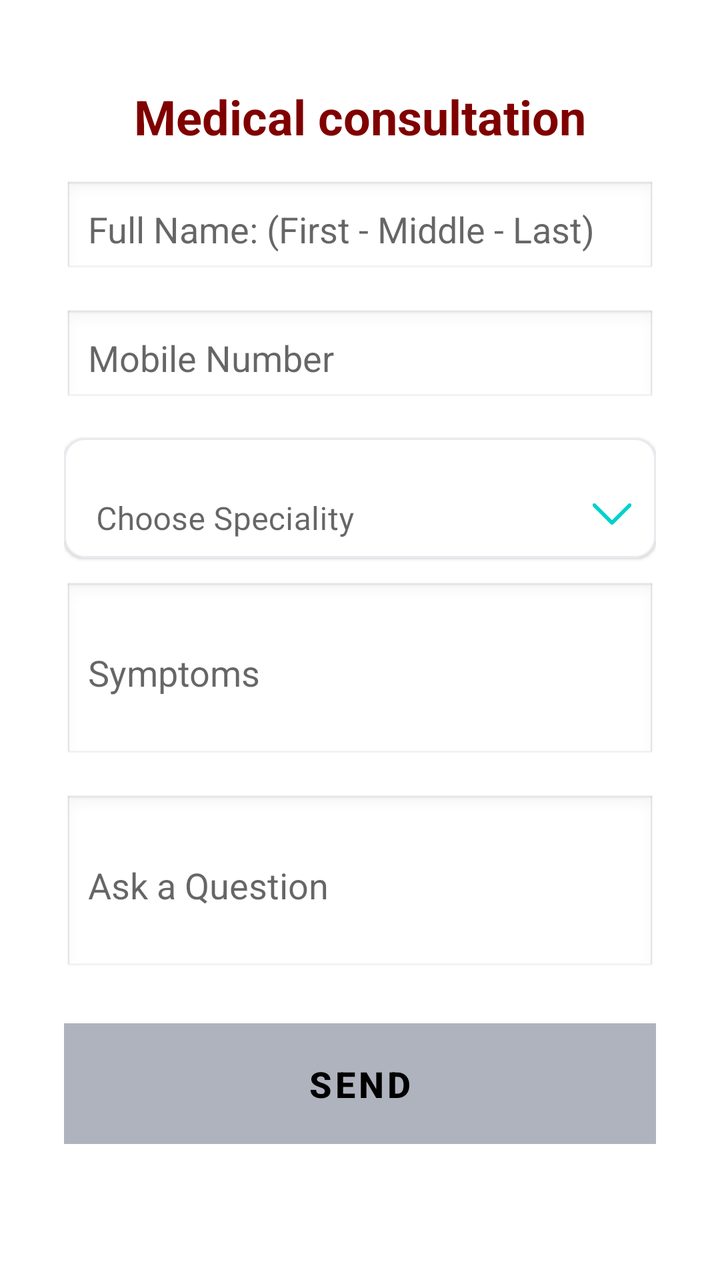
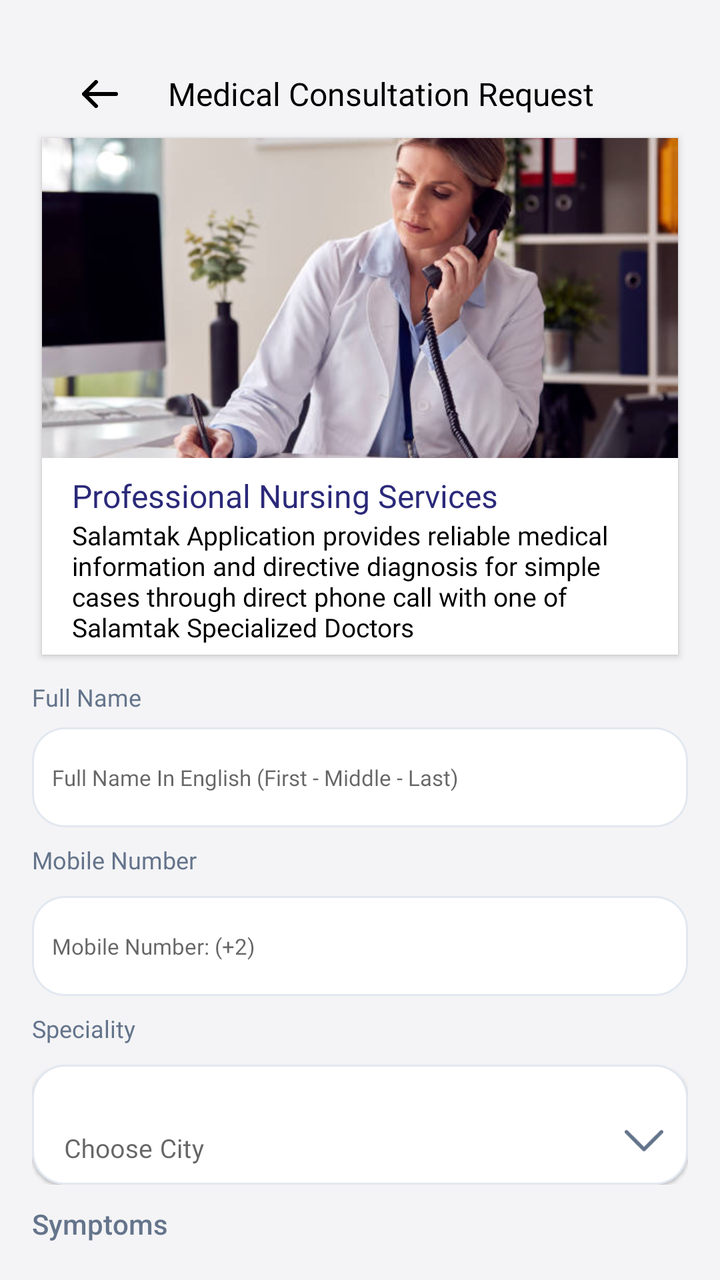

An Android layout rendered at two revisions. The XML below is the earlier revision; the diff shows what the commit changed to produce the second picture.
<!-- AndroidManifest.xml: application theme Theme.NewDesign -->
<!-- res/layout/medical_consultantfragment.xml -->
<?xml version="1.0" encoding="utf-8"?>
<ScrollView xmlns:android="http://schemas.android.com/apk/res/android"
        android:layout_width="match_parent"
        android:layout_height="match_parent"
        xmlns:app="http://schemas.android.com/apk/res-auto"
        android:padding="16dp">

    <LinearLayout
            android:orientation="vertical"
            android:layout_width="match_parent"
            android:layout_height="wrap_content"
            android:background="#FFFFFF"
            android:padding="16dp"
            android:layout_marginTop="10dp"
           >

        
        <TextView
                android:id="@+id/tvTitle"
                android:layout_width="wrap_content"
                android:layout_height="wrap_content"
                android:text="Medical consultation"
                android:textColor="#800000"
                android:textSize="24sp"
                android:layout_gravity="center"
                android:paddingBottom="16dp"
                android:textStyle="bold" />

        
        <EditText
                android:id="@+id/etFullName"
                android:layout_width="match_parent"
                android:layout_height="wrap_content"
                android:hint="Full Name: (First - Middle - Last)"
                android:textSize="18sp"
                android:padding="12dp"
                android:background="@android:drawable/edit_text"
                android:layout_marginBottom="16dp" />

        
        <EditText
                android:id="@+id/etMobile"
                android:layout_width="match_parent"
                android:layout_height="wrap_content"
                android:hint="Mobile Number"
                android:inputType="phone"
                android:textSize="18sp"
                android:padding="12dp"
                android:background="@android:drawable/edit_text"
                android:layout_marginBottom="16dp" />

        
        <androidx.constraintlayout.widget.ConstraintLayout
                android:id="@+id/layout_Choose_Specialization"
                android:layout_width="match_parent"
                android:layout_height="wrap_content"
                android:background="@drawable/bg_edittext"
                android:elevation="1dp"
                app:layout_constraintEnd_toEndOf="parent"
                app:layout_constraintStart_toStartOf="parent"
                app:layout_constraintTop_toTopOf="parent"
                >

            <androidx.appcompat.widget.AppCompatImageView
                    android:id="@+id/iv_arrowdown"
                    android:layout_width="20dp"
                    android:layout_height="20dp"
                    android:layout_gravity="center_horizontal"
                    android:layout_marginEnd="12dp"
                    android:layout_marginBottom="12dp"
                    android:gravity="start"
                    android:src="@drawable/ic_arrowdwon"
                    app:layout_constraintBottom_toBottomOf="parent"
                    app:layout_constraintEnd_toEndOf="parent"/>

            <com.google.android.material.textfield.TextInputLayout
                    android:id="@+id/textinput_Specialization"
                    style="@style/Widget.MaterialComponents.TextInputLayout.OutlinedBox"
                    android:layout_width="match_parent"
                    android:layout_height="55dp"
                    android:layout_marginEnd="25dp"
                    android:layout_marginBottom="5dp"
                    android:hint="@string/choose_specialization"
                    android:paddingTop="2dp"
                    app:boxBackgroundColor="@color/white"
                    app:boxBackgroundMode="none"
                    app:layout_constraintBottom_toBottomOf="parent"
                    app:layout_constraintEnd_toEndOf="parent"
                    app:layout_constraintStart_toStartOf="parent"
                    app:layout_constraintTop_toTopOf="parent">

                <com.google.android.material.textfield.TextInputEditText
                        android:id="@+id/et_Specialization"
                        android:layout_width="match_parent"
                        android:layout_height="55dp"
                        android:layout_gravity="center_horizontal"
                        android:fontFamily="@font/avenirltstd_roman"
                        android:inputType="text"
                        android:enabled="false"
                        android:textColor="@color/black"
                        android:textSize="16sp"/>

            </com.google.android.material.textfield.TextInputLayout>


        </androidx.constraintlayout.widget.ConstraintLayout>

        
        <EditText
                android:id="@+id/etSymptoms"
                android:layout_width="match_parent"
                android:layout_height="wrap_content"
                android:hint="Symptoms"
                android:inputType="textMultiLine"
                android:minLines="3"
                android:textSize="18sp"
                android:layout_marginTop="12dp"
                android:padding="12dp"
                android:background="@android:drawable/edit_text"
                android:layout_marginBottom="16dp" />

        
        <EditText
                android:id="@+id/etQuestion"
                android:layout_width="match_parent"
                android:layout_height="wrap_content"
                android:hint="Ask a Question"
                android:inputType="textMultiLine"
                android:minLines="3"
                android:textSize="18sp"
                android:padding="12dp"
                android:background="@android:drawable/edit_text"
                android:layout_marginBottom="24dp" />

        
        <Button
                android:id="@+id/btnSend"
                android:layout_width="match_parent"
                android:layout_height="wrap_content"
                android:text="Send"
                android:textSize="18sp"
                android:textStyle="bold"
                android:background="#FFFFFF"
                android:textColor="#000000"
                android:padding="12dp" />

    </LinearLayout>
</ScrollView>
<!-- resources referenced by this layout -->
<resources>
  <color name="black">#FF000000</color>
  <color name="white">#FFFFFFFF</color>
  <!-- drawable bg_edittext (drawable) -->
  <?xml version="1.0" encoding="utf-8"?>
  <shape xmlns:android="http://schemas.android.com/apk/res/android"
      android:shape="rectangle"
      >
  
      <solid android:color="@color/white"/>
      <corners android:radius="10dp"/>
      <stroke android:color="@color/new_grey_color" android:width="1dp" android:dashWidth="1dp"/>
  
  </shape>
  <!-- drawable ic_arrowdwon (drawable) -->
  <vector xmlns:android="http://schemas.android.com/apk/res/android"
      android:width="16dp"
      android:height="10dp"
      android:viewportWidth="16"
      android:viewportHeight="10">
    <path
        android:pathData="M0.47,0.97C0.736,0.703 1.153,0.679 1.446,0.897L1.53,0.97L8,7.439L14.47,0.97C14.736,0.703 15.153,0.679 15.446,0.897L15.53,0.97C15.797,1.236 15.821,1.653 15.603,1.946L15.53,2.03L8.53,9.03C8.264,9.297 7.847,9.321 7.554,9.103L7.47,9.03L0.47,2.03C0.177,1.737 0.177,1.263 0.47,0.97Z"
        android:fillColor="#00D2CB"/>
  </vector>
  <string name="choose_specialization">Choose Speciality</string>
  <style name="Theme.NewDesign" parent="Theme.MaterialComponents.Light.NoActionBar">
          
          <item name="colorPrimary">@color/purple_500</item>
          <item name="colorPrimaryVariant">@color/purple_700</item>
          <item name="colorOnPrimary">@color/white</item>
          
          <item name="colorSecondary">#0639BA</item>
          <item name="colorSecondaryVariant">@color/teal_700</item>
          <item name="colorOnSecondary">@color/black</item>
          
          <item name="android:statusBarColor">@color/purple_700</item>
          <item name="android:windowLightStatusBar">false</item>
          <item name="android:windowDrawsSystemBarBackgrounds">true</item>
          
      </style>
  <color name="new_grey_color">#E9EAEF</color>
  <color name="purple_500">#AEB3BE</color>
  <color name="purple_700">#FF3700B3</color>
  <color name="teal_700">#FF018786</color>
</resources>

<!-- the commit's change to res/layout/medical_consultantfragment.xml (unified diff, before → after) -->
@@ -1,148 +1,333 @@
 <?xml version="1.0" encoding="utf-8"?>
-<ScrollView xmlns:android="http://schemas.android.com/apk/res/android"
+<androidx.core.widget.NestedScrollView
+        xmlns:android="http://schemas.android.com/apk/res/android"
         android:layout_width="match_parent"
         android:layout_height="match_parent"
+        android:scrollbars="none"
+        android:background="#F4F4F6"
         xmlns:app="http://schemas.android.com/apk/res-auto"
         android:padding="16dp">
 
     <LinearLayout
-            android:orientation="vertical"
             android:layout_width="match_parent"
             android:layout_height="wrap_content"
-            android:background="#FFFFFF"
-            android:padding="16dp"
-            android:layout_marginTop="10dp"
-           >
-
-        
-        <TextView
-                android:id="@+id/tvTitle"
-                android:layout_width="wrap_content"
-                android:layout_height="wrap_content"
-                android:text="Medical consultation"
-                android:textColor="#800000"
-                android:textSize="24sp"
-                android:layout_gravity="center"
-                android:paddingBottom="16dp"
-                android:textStyle="bold" />
-
-        
+            android:orientation="vertical">
+
+        <androidx.constraintlayout.widget.ConstraintLayout
+                android:layout_width="match_parent"
+                android:layout_height="wrap_content"
+                >
+            <com.google.android.material.imageview.ShapeableImageView
+                    android:id="@+id/iv_arrow"
+                    android:layout_width="wrap_content"
+                    android:layout_height="wrap_content"
+                    android:layout_marginStart="15dp"
+                    android:adjustViewBounds="true"
+                    android:padding="10dp"
+                    android:src="@drawable/ic_arrowleft"
+                    app:layout_constraintBottom_toBottomOf="@+id/tv_Filter"
+                    app:layout_constraintStart_toStartOf="parent"
+                    app:layout_constraintTop_toTopOf="@+id/tv_Filter" />
+
+            <androidx.appcompat.widget.AppCompatTextView
+                    android:id="@+id/tv_Filter"
+                    android:layout_width="wrap_content"
+                    android:layout_height="wrap_content"
+                    android:layout_marginStart="15dp"
+                    android:layout_marginTop="20dp"
+                    android:fontFamily="@font/avenirltstd_black"
+                    android:text="Medical Consultation Request"
+                    android:textColor="@color/black"
+                    android:textSize="16sp"
+                    app:layout_constraintStart_toEndOf="@+id/iv_arrow"
+                    app:layout_constraintTop_toTopOf="parent" />
+        </androidx.constraintlayout.widget.ConstraintLayout>
+
+
+        <androidx.cardview.widget.CardView
+                android:layout_width="match_parent"
+                android:layout_height="wrap_content"
+                android:layout_margin="5dp"
+                app:cardBackgroundColor="#FFFFFF"
+                app:cardCornerRadius="@dimen/_15sdp">
+            <androidx.constraintlayout.widget.ConstraintLayout
+                    android:layout_width="match_parent"
+                    android:layout_height="wrap_content">
+
+                <ImageView
+                        android:id="@+id/nursing_image"
+                        android:layout_width="match_parent"
+                        android:layout_height="160dp"
+                        android:scaleType="centerCrop"
+                        app:layout_constraintTop_toTopOf="parent"
+                        android:src="@drawable/medical_consultation_ic"
+                        />
+                <TextView
+                        android:id="@+id/nursing_Title"
+                        android:layout_width="wrap_content"
+                        android:layout_height="wrap_content"
+                        android:fontFamily="@font/inter_bold"
+                        android:layout_marginStart="15dp"
+                        android:textColor="@color/blue"
+                        app:layout_constraintStart_toStartOf="parent"
+                        app:layout_constraintTop_toBottomOf="@+id/nursing_image"
+                        android:text="Professional Nursing Services"
+                        android:textSize="16sp"
+                        android:paddingTop="8dp"/>
+                <TextView
+                        android:id="@+id/nursing_Desc"
+                        android:layout_width="0dp"
+                        android:layout_height="wrap_content"
+                        android:fontFamily="@font/avenirltstd_roman"
+                        android:layout_marginStart="15dp"
+                        android:layout_marginEnd="15dp"
+                        android:layout_marginBottom="5dp"
+                        android:textColor="@color/black"
+                        app:layout_constraintStart_toStartOf="parent"
+                        app:layout_constraintEnd_toEndOf="parent"
+                        app:layout_constraintBottom_toBottomOf="parent"
+                        app:layout_constraintTop_toBottomOf="@+id/nursing_Title"
+                        android:text="Salamtak Application provides reliable medical information and directive diagnosis for simple cases through direct phone call with one of Salamtak Specialized Doctors"
+                        android:textSize="13sp"
+                        />
+
+            </androidx.constraintlayout.widget.ConstraintLayout>
+        </androidx.cardview.widget.CardView>
+        <TextView
+                android:layout_width="wrap_content"
+                android:layout_height="wrap_content"
+                android:text="@string/full_name"
+                android:fontFamily="@font/inter_semibold"
+                android:textColor="@color/color_64748B"
+                android:textSize="12sp"
+                android:paddingTop="8dp"/>
+
         <EditText
-                android:id="@+id/etFullName"
-                android:layout_width="match_parent"
-                android:layout_height="wrap_content"
-                android:hint="Full Name: (First - Middle - Last)"
-                android:textSize="18sp"
-                android:padding="12dp"
-                android:background="@android:drawable/edit_text"
-                android:layout_marginBottom="16dp" />
-
-        
+                android:id="@+id/etPatientName"
+                android:layout_width="match_parent"
+                android:layout_height="50dp"
+                android:layout_marginTop="7dp"
+                android:fontFamily="@font/inter_regular"
+                android:textSize="11sp"
+                android:paddingStart="10dp"
+                android:background="@drawable/bg_edittext_box"
+                android:hint="@string/full_name_in_english_first_middle_last"
+                android:inputType="text"/>
+
+        
+        <TextView
+                android:layout_width="wrap_content"
+                android:layout_height="wrap_content"
+                android:text="Mobile Number"
+                android:fontFamily="@font/inter_semibold"
+                android:textColor="@color/color_64748B"
+                android:textSize="12sp"
+                android:paddingTop="8dp"/>
+
         <EditText
-                android:id="@+id/etMobile"
-                android:layout_width="match_parent"
-                android:layout_height="wrap_content"
-                android:hint="Mobile Number"
-                android:inputType="phone"
-                android:textSize="18sp"
-                android:padding="12dp"
-                android:background="@android:drawable/edit_text"
-                android:layout_marginBottom="16dp" />
-
-        
+                android:id="@+id/etMobileNumber"
+                android:layout_width="match_parent"
+                android:layout_height="50dp"
+                android:layout_marginTop="10dp"
+                android:fontFamily="@font/inter_regular"
+                android:textSize="11sp"
+                android:paddingStart="10dp"
+                android:background="@drawable/bg_edittext_box"
+                android:hint="Mobile Number: (+2)"
+                android:inputType="phone"/>
+
+        
+        <TextView
+                android:layout_width="wrap_content"
+                android:layout_height="wrap_content"
+                android:text="@string/specialization"
+                android:fontFamily="@font/inter_semibold"
+                android:textColor="@color/color_64748B"
+                android:textSize="12sp"
+                android:paddingTop="8dp"/>
         <androidx.constraintlayout.widget.ConstraintLayout
-                android:id="@+id/layout_Choose_Specialization"
-                android:layout_width="match_parent"
-                android:layout_height="wrap_content"
-                android:background="@drawable/bg_edittext"
-                android:elevation="1dp"
-                app:layout_constraintEnd_toEndOf="parent"
-                app:layout_constraintStart_toStartOf="parent"
-                app:layout_constraintTop_toTopOf="parent"
+                android:id="@+id/layout_Location_Details"
+                android:layout_width="match_parent"
+                android:layout_height="wrap_content"
+                android:layout_marginTop="10dp"
+                android:visibility="visible"
                 >
 
-            <androidx.appcompat.widget.AppCompatImageView
-                    android:id="@+id/iv_arrowdown"
-                    android:layout_width="20dp"
-                    android:layout_height="20dp"
-                    android:layout_gravity="center_horizontal"
-                    android:layout_marginEnd="12dp"
-                    android:layout_marginBottom="12dp"
-                    android:gravity="start"
-                    android:src="@drawable/ic_arrowdwon"
-                    app:layout_constraintBottom_toBottomOf="parent"
-                    app:layout_constraintEnd_toEndOf="parent"/>
-
-            <com.google.android.material.textfield.TextInputLayout
-                    android:id="@+id/textinput_Specialization"
-                    style="@style/Widget.MaterialComponents.TextInputLayout.OutlinedBox"
-                    android:layout_width="match_parent"
-                    android:layout_height="55dp"
-                    android:layout_marginEnd="25dp"
-                    android:layout_marginBottom="5dp"
-                    android:hint="@string/choose_specialization"
-                    android:paddingTop="2dp"
-                    app:boxBackgroundColor="@color/white"
-                    app:boxBackgroundMode="none"
-                    app:layout_constraintBottom_toBottomOf="parent"
+            <androidx.appcompat.widget.AppCompatButton
+                    android:id="@+id/btn_layout_Choose_City"
+                    android:layout_width="0dp"
+                    android:layout_height="0dp"
+                    android:background="@android:color/transparent"
+                    app:layout_constraintEnd_toEndOf="@+id/layout_Choose_City"
+                    app:layout_constraintStart_toStartOf="@+id/layout_Choose_City"
+                    app:layout_constraintTop_toTopOf="@+id/layout_Choose_City"
+                    app:layout_constraintBottom_toBottomOf="@+id/layout_Choose_City" />
+
+            <androidx.constraintlayout.widget.ConstraintLayout
+                    android:id="@+id/layout_Choose_City"
+                    android:layout_width="0dp"
+                    android:layout_height="wrap_content"
+                    android:background="@drawable/bg_edittext_box"
+                    android:elevation="1dp"
                     app:layout_constraintEnd_toEndOf="parent"
                     app:layout_constraintStart_toStartOf="parent"
                     app:layout_constraintTop_toTopOf="parent">
 
-                <com.google.android.material.textfield.TextInputEditText
-                        android:id="@+id/et_Specialization"
+                <androidx.appcompat.widget.AppCompatImageView
+                        android:id="@+id/iv_arrowdownChoose_City"
+                        android:layout_width="20dp"
+                        android:layout_height="20dp"
+                        android:layout_gravity="center_horizontal"
+                        android:layout_marginEnd="12dp"
+                        android:layout_marginBottom="12dp"
+                        android:gravity="start"
+                        android:src="@drawable/ic_arrowdwon"
+                        android:tint="@color/color_64748B"
+                        app:layout_constraintBottom_toBottomOf="parent"
+                        app:layout_constraintEnd_toEndOf="parent" />
+
+                <com.google.android.material.textfield.TextInputLayout
+                        android:id="@+id/textinput_Choose_City"
+                        style="@style/Widget.MaterialComponents.TextInputLayout.OutlinedBox"
                         android:layout_width="match_parent"
                         android:layout_height="55dp"
-                        android:layout_gravity="center_horizontal"
-                        android:fontFamily="@font/avenirltstd_roman"
-                        android:inputType="text"
-                        android:enabled="false"
-                        android:textColor="@color/black"
-                        android:textSize="16sp"/>
-
-            </com.google.android.material.textfield.TextInputLayout>
-
+                        android:layout_marginEnd="25dp"
+                        android:layout_marginBottom="5dp"
+                        android:hint="@string/choose_city"
+                        android:paddingTop="4dp"
+                        app:boxBackgroundColor="@color/white"
+                        app:boxBackgroundMode="none"
+                        app:layout_constraintBottom_toBottomOf="parent"
+                        app:layout_constraintEnd_toEndOf="parent"
+                        app:layout_constraintStart_toStartOf="parent"
+                        app:layout_constraintTop_toTopOf="parent">
+
+                    <com.google.android.material.textfield.TextInputEditText
+                            android:id="@+id/et_Choose_City"
+                            android:layout_width="match_parent"
+                            android:layout_height="55dp"
+                            android:layout_gravity="center_horizontal"
+                            android:fontFamily="@font/avenirltstd_roman"
+                            android:inputType="text"
+                            android:enabled="false"
+                            android:textColor="@color/color_64748B"
+                            android:textSize="13sp" />
+
+                </com.google.android.material.textfield.TextInputLayout>
+
+            </androidx.constraintlayout.widget.ConstraintLayout>
+            <androidx.appcompat.widget.AppCompatTextView
+                    android:id="@+id/tv_cityError"
+                    android:layout_width="wrap_content"
+                    android:layout_height="20dp"
+                    android:layout_marginTop="5dp"
+                    android:layout_marginBottom="5dp"
+                    android:layout_marginStart="15dp"
+                    android:fontFamily="@font/avenirltstd_roman"
+                    android:gravity="center"
+                    android:padding="1dp"
+                    android:text="55555"
+                    android:textColor="@color/red"
+                    android:textSize="12sp"
+                    android:visibility="gone"
+                    app:layout_constraintStart_toStartOf="parent"
+                    app:layout_constraintTop_toBottomOf="@+id/layout_Choose_City" />
 
         </androidx.constraintlayout.widget.ConstraintLayout>
 
         
-        <EditText
-                android:id="@+id/etSymptoms"
-                android:layout_width="match_parent"
-                android:layout_height="wrap_content"
-                android:hint="Symptoms"
-                android:inputType="textMultiLine"
-                android:minLines="3"
-                android:textSize="18sp"
-                android:layout_marginTop="12dp"
-                android:padding="12dp"
-                android:background="@android:drawable/edit_text"
-                android:layout_marginBottom="16dp" />
-
-        
-        <EditText
-                android:id="@+id/etQuestion"
-                android:layout_width="match_parent"
-                android:layout_height="wrap_content"
-                android:hint="Ask a Question"
-                android:inputType="textMultiLine"
-                android:minLines="3"
-                android:textSize="18sp"
-                android:padding="12dp"
-                android:background="@android:drawable/edit_text"
-                android:layout_marginBottom="24dp" />
-
-        
-        <Button
-                android:id="@+id/btnSend"
-                android:layout_width="match_parent"
-                android:layout_height="wrap_content"
-                android:text="Send"
-                android:textSize="18sp"
-                android:textStyle="bold"
-                android:background="#FFFFFF"
-                android:textColor="#000000"
-                android:padding="12dp" />
-
+
+        <TextView
+                android:id="@+id/text_symptoms"
+                android:layout_width="wrap_content"
+                android:layout_height="wrap_content"
+                android:text="Symptoms"
+                android:layout_marginTop="10dp"
+                android:textColor="@color/color_64748B"
+                android:fontFamily="sans-serif-medium"
+                />
+
+        <com.google.android.material.textfield.TextInputLayout
+                android:id="@+id/symptoms_text"
+                style="@style/Widget.MaterialComponents.TextInputLayout.OutlinedBox"
+                android:layout_width="match_parent"
+                android:layout_height="wrap_content"
+                app:layout_constraintTop_toBottomOf="@id/text_symptoms"
+                android:layout_marginTop="4dp"
+                app:hintEnabled="false">
+
+            <com.google.android.material.textfield.TextInputEditText
+                    android:id="@+id/symptoms"
+                    android:layout_width="match_parent"
+                    android:layout_height="wrap_content"
+                    android:hint="Describe your Symptoms..."
+                    android:minLines="4"
+                    android:gravity="start"
+                    android:background="@drawable/bg_edittext_box"/>
+
+        </com.google.android.material.textfield.TextInputLayout>
+
+        
+
+        <TextView
+                android:id="@+id/text_Ask_ques"
+                android:layout_width="wrap_content"
+                android:layout_height="wrap_content"
+                android:text="Ask a Question"
+                android:textColor="@color/color_64748B"
+                android:fontFamily="sans-serif-medium"
+                app:layout_constraintTop_toBottomOf="@id/symptoms_text"
+                app:layout_constraintStart_toStartOf="@id/symptoms_text"
+                android:layout_marginTop="8dp"/>
+
+        <com.google.android.material.textfield.TextInputLayout
+                android:id="@+id/ask_text"
+                style="@style/Widget.MaterialComponents.TextInputLayout.OutlinedBox"
+                android:layout_width="match_parent"
+                android:layout_height="wrap_content"
+                app:layout_constraintTop_toBottomOf="@id/text_Ask_ques"
+                android:layout_marginTop="4dp"
+                app:hintEnabled="false">
+
+            <com.google.android.material.textfield.TextInputEditText
+                    android:id="@+id/ask"
+                    android:layout_width="match_parent"
+                    android:layout_height="wrap_content"
+                    android:hint="Describe your question..."
+                    android:minLines="4"
+                    android:gravity="start"
+                    android:background="@drawable/bg_edittext_box"/>
+
+        </com.google.android.material.textfield.TextInputLayout>
+
+        
+        <androidx.constraintlayout.widget.ConstraintLayout
+                android:id="@+id/layout"
+                android:layout_width="match_parent"
+                android:layout_height="wrap_content"
+                app:layout_constraintEnd_toEndOf="parent"
+                app:layout_constraintStart_toStartOf="parent"
+                app:layout_constraintBottom_toBottomOf="parent"
+                app:layout_constraintTop_toBottomOf="@+id/all_layout"
+                app:layout_constraintWidth_percent=".95"
+                android:padding="8dp"
+                >
+            <androidx.appcompat.widget.AppCompatButton
+                    android:id="@+id/btn_send"
+                    android:layout_width="0dp"
+                    android:layout_height="wrap_content"
+                    android:background="@drawable/bg_chooselang_button"
+                    android:fontFamily="@font/avenirltstd_black"
+                    android:padding="5dp"
+                    android:text="@string/send"
+                    android:textAllCaps="false"
+                    android:textColor="@color/white"
+                    android:textSize="14sp"
+                    app:layout_constraintEnd_toEndOf="parent"
+                    app:layout_constraintStart_toStartOf="parent"
+                    app:layout_constraintTop_toTopOf="parent"
+
+                    />
+        </androidx.constraintlayout.widget.ConstraintLayout>
     </LinearLayout>
-</ScrollView>
+</androidx.core.widget.NestedScrollView>
<!-- resource entries referenced after the edit -->
@@ -1,16 +1,30 @@
 <!-- resources referenced by this layout -->
 <resources>
   <color name="black">#FF000000</color>
+  <color name="blue">#2B2979</color>
+  <color name="color_64748B">#64748B</color>
+  <color name="red">#F60707</color>
   <color name="white">#FFFFFFFF</color>
-  <!-- drawable bg_edittext (drawable) -->
+  <!-- drawable bg_chooselang_button (drawable) -->
+  <?xml version="1.0" encoding="utf-8"?>
+  <shape xmlns:android="http://schemas.android.com/apk/res/android"
+      android:shape="rectangle"
+      >
+  
+      <corners android:radius="8dp"/>
+      <solid android:color="@color/blue"/>
+  
+  
+  </shape>
+  <!-- drawable bg_edittext_box (drawable) -->
   <?xml version="1.0" encoding="utf-8"?>
   <shape xmlns:android="http://schemas.android.com/apk/res/android"
       android:shape="rectangle"
       >
   
       <solid android:color="@color/white"/>
-      <corners android:radius="10dp"/>
-      <stroke android:color="@color/new_grey_color" android:width="1dp" android:dashWidth="1dp"/>
+      <corners android:radius="16dp"/>
+      <stroke android:color="#E2E8F0" android:width="1dp" android:dashWidth="1dp"/>
   
   </shape>
   <!-- drawable ic_arrowdwon (drawable) -->
@@ -23,7 +37,21 @@
         android:pathData="M0.47,0.97C0.736,0.703 1.153,0.679 1.446,0.897L1.53,0.97L8,7.439L14.47,0.97C14.736,0.703 15.153,0.679 15.446,0.897L15.53,0.97C15.797,1.236 15.821,1.653 15.603,1.946L15.53,2.03L8.53,9.03C8.264,9.297 7.847,9.321 7.554,9.103L7.47,9.03L0.47,2.03C0.177,1.737 0.177,1.263 0.47,0.97Z"
         android:fillColor="#00D2CB"/>
   </vector>
-  <string name="choose_specialization">Choose Speciality</string>
+  <!-- drawable ic_arrowleft (drawable) -->
+  <vector android:autoMirrored="true" android:height="14dp"
+      android:viewportHeight="14" android:viewportWidth="18"
+      android:width="18dp" xmlns:android="http://schemas.android.com/apk/res/android">
+      <path android:fillColor="#00000000"
+          android:pathData="M17,7H1M1,7L7,13M1,7L7,1"
+          android:strokeColor="#000000" android:strokeLineCap="round"
+          android:strokeLineJoin="round" android:strokeWidth="2"/>
+  </vector>
+  <!-- drawable medical_consultation_ic: jpeg bitmap (drawable, 31840 bytes) -->
+  <string name="choose_city">Choose City</string>
+  <string name="full_name">Full Name</string>
+  <string name="full_name_in_english_first_middle_last">Full Name In English (First - Middle - Last)</string>
+  <string name="send">Send</string>
+  <string name="specialization">Speciality</string>
   <style name="Theme.NewDesign" parent="Theme.MaterialComponents.Light.NoActionBar">
           
           <item name="colorPrimary">@color/purple_500</item>
@@ -39,7 +67,6 @@
           <item name="android:windowDrawsSystemBarBackgrounds">true</item>
           
       </style>
-  <color name="new_grey_color">#E9EAEF</color>
   <color name="purple_500">#AEB3BE</color>
   <color name="purple_700">#FF3700B3</color>
   <color name="teal_700">#FF018786</color>
